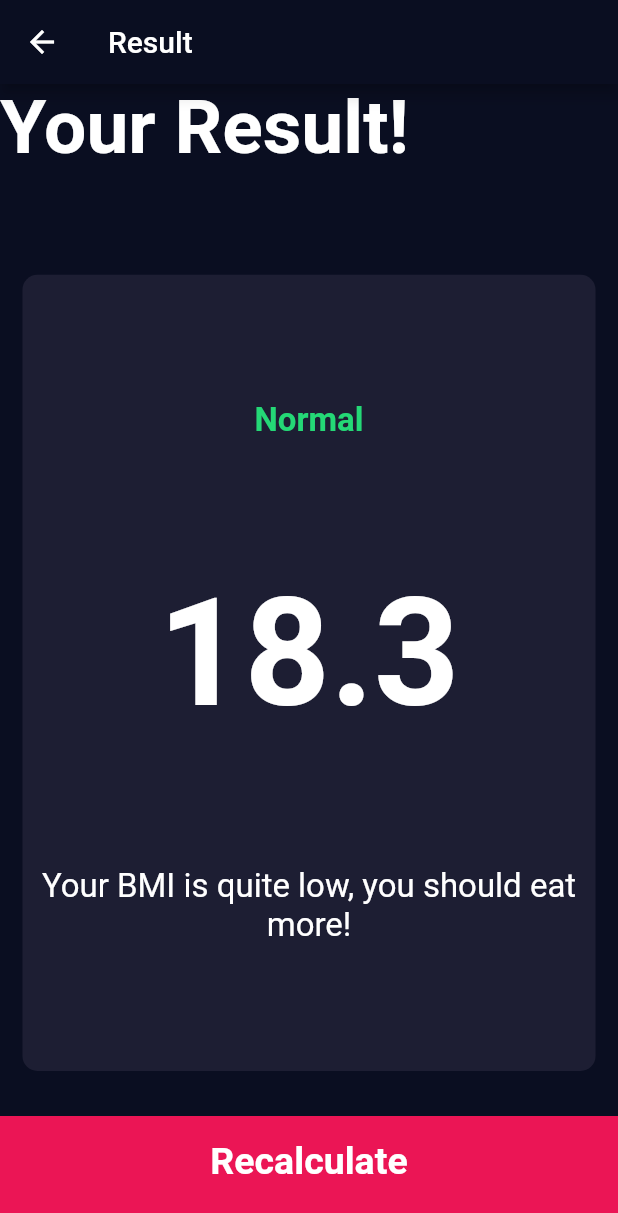
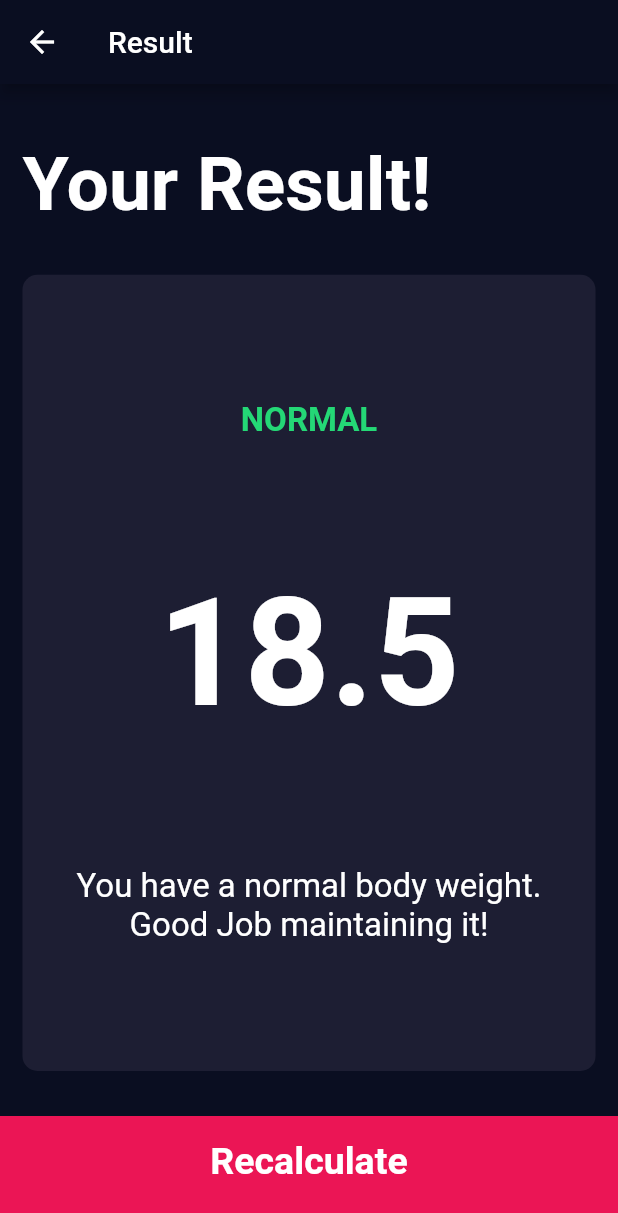
Before and after one commit to azazelyash/bmi_calculator, a Flutter app: the screen it shows after launch, after a tap on "CALCULATE", on a phone screen of 412 x 824 dp. Shown: the top 1213 px of the screen. Run offline on Flutter 3.47's test engine with Material 2 defaults, Android fonts, the phone set to English and light mode, and no system bars; our stand-ins replace font_awesome_flutter.

```diff
--- /dev/null
+++ b/lib/calculator_brain.dart
@@ -0,0 +1,36 @@
+import 'dart:math';
+
+import 'package:flutter/cupertino.dart';
+
+class CalculatorBrain {
+  CalculatorBrain({@required this.height, @required this.weight});
+
+  final int? height;
+  final int? weight;
+  double? _bmi;
+
+  String calculateBMI() {
+    _bmi = weight! / pow(height! / 100, 2);
+    return _bmi!.toStringAsFixed(1);
+  }
+
+  String getResult() {
+    if (_bmi! >= 25) {
+      return 'Overweight';
+    } else if (_bmi! > 18.5) {
+      return 'Normal';
+    } else {
+      return 'Underweight';
+    }
+  }
+
+  String getInterpretation() {
+    if (_bmi! >= 25) {
+      return 'You have an higher than normal body weight. Try to excercise more!';
+    } else if (_bmi! > 18.5) {
+      return 'You have a normal body weight. Good Job maintaining it!';
+    } else {
+      return 'You have an lower than normal body weight. Try to eat more!';
+    }
+  }
+}
--- a/lib/bottom_button.dart
+++ b/lib/components/bottom_button.dart
@@ -1,5 +1,5 @@
 import 'package:flutter/material.dart';
-import 'constants.dart';
+import 'package:bmi_calculator/constants.dart';
 
 class BottomButton extends StatelessWidget {
   BottomButton({@required this.buttonTitle, @required this.onTap});
--- a/lib/icon_content.dart
+++ b/lib/components/icon_content.dart
@@ -1,6 +1,5 @@
 import 'package:flutter/material.dart';
-import 'constants.dart';
-
+import 'package:bmi_calculator/constants.dart';
 
 class CardContent extends StatelessWidget {
   CardContent({this.genderIcon, this.label});
--- a/lib/main.dart
+++ b/lib/main.dart
@@ -1,5 +1,5 @@
 import 'package:flutter/material.dart';
-import 'input_page.dart';
+import 'package:bmi_calculator/screens/input_page.dart';
 
 void main() => runApp(BMICalculator());
 
--- a/lib/input_page.dart
+++ b/lib/screens/input_page.dart
@@ -1,11 +1,12 @@
 import 'package:flutter/material.dart';
 import 'package:font_awesome_flutter/font_awesome_flutter.dart';
-import 'icon_content.dart';
-import 'reusable_card.dart';
-import 'constants.dart';
-import 'results_page.dart';
-import 'bottom_button.dart';
-import 'round_icon_button.dart';
+import 'package:bmi_calculator/components/icon_content.dart';
+import 'package:bmi_calculator/components/reusable_card.dart';
+import 'package:bmi_calculator/constants.dart';
+import 'package:bmi_calculator/screens/results_page.dart';
+import 'package:bmi_calculator/components/bottom_button.dart';
+import 'package:bmi_calculator/components/round_icon_button.dart';
+import 'package:bmi_calculator/calculator_brain.dart';
 
 enum GenderType {
   Male,
@@ -242,11 +243,18 @@ class _InputPageState extends State<InputPage> {
           BottomButton(
             buttonTitle: 'CALCULATE',
             onTap: () {
+              CalculatorBrain calc =
+                  CalculatorBrain(height: height, weight: weight);
+
               Navigator.push(
                 context,
                 MaterialPageRoute(
                   builder: (context) {
-                    return Results();
+                    return Results(
+                      bmiResult: calc.calculateBMI(),
+                      resultText: calc.getResult(),
+                      interpretation: calc.getInterpretation(),
+                    );
                   },
                 ),
               );
--- a/lib/results_page.dart
+++ b/lib/screens/results_page.dart
@@ -1,12 +1,18 @@
 import 'package:bmi_calculator/constants.dart';
-import 'package:bmi_calculator/reusable_card.dart';
+import 'package:bmi_calculator/components/reusable_card.dart';
 import 'package:flutter/material.dart';
-import 'constants.dart';
-import 'reusable_card.dart';
-import 'bottom_button.dart';
-import 'input_page.dart';
+import 'package:bmi_calculator/components/bottom_button.dart';
 
 class Results extends StatelessWidget {
+  Results(
+      {@required this.bmiResult,
+      @required this.resultText,
+      @required this.interpretation});
+
+  final String? bmiResult;
+  final String? resultText;
+  final String? interpretation;
+
   @override
   Widget build(BuildContext context) {
     return Scaffold(
@@ -19,6 +25,8 @@ class Results extends StatelessWidget {
         children: <Widget>[
           Expanded(
             child: Container(
+              padding: EdgeInsets.all(15.0),
+              alignment: Alignment.bottomLeft,
               child: Text(
                 'Your Result!',
                 style: kTitleTextStyle,
@@ -34,18 +42,18 @@ class Results extends StatelessWidget {
                 crossAxisAlignment: CrossAxisAlignment.center,
                 children: <Widget>[
                   Text(
-                    'Normal',
+                    resultText!.toUpperCase(),
                     style: kResultTextStyle,
                   ),
                   Text(
-                    '18.3',
+                    bmiResult!,
                     style: kBMITextStyle,
                   ),
                   Padding(
                     padding: const EdgeInsets.symmetric(
                         vertical: 0, horizontal: 8.0),
                     child: Text(
-                      'Your BMI is quite low, you should eat more!',
+                      interpretation!,
                       style: kResultBodyTextStyle,
                       textAlign: TextAlign.center,
                     ),
@@ -55,17 +63,11 @@ class Results extends StatelessWidget {
             ),
           ),
           BottomButton(
-              buttonTitle: 'Recalculate',
-              onTap: () {
-                Navigator.push(
-                  context,
-                  MaterialPageRoute(
-                    builder: (context) {
-                      return InputPage();
-                    },
-                  ),
-                );
-              })
+            buttonTitle: 'Recalculate',
+            onTap: () {
+              Navigator.pop(context);
+            },
+          )
         ],
       ),
     );
```
Also changed, not shown: lib/components/reusable_card.dart (renamed from lib/reusable_card.dart), lib/components/round_icon_button.dart (renamed from lib/round_icon_button.dart), 1 other file.
